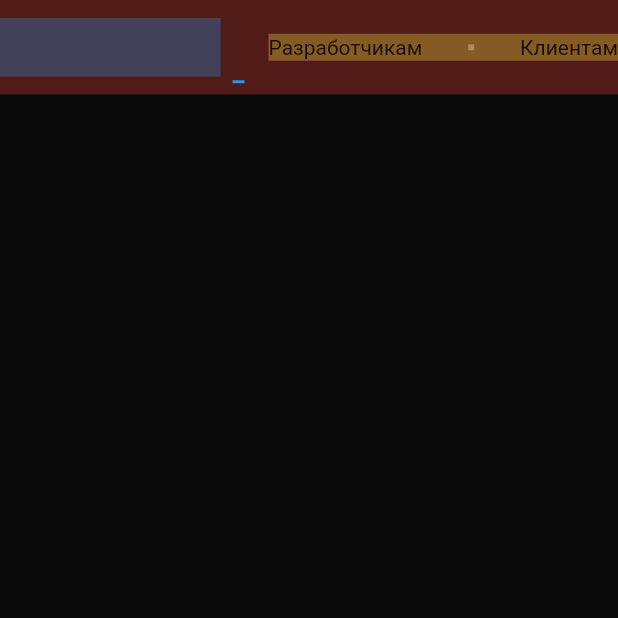
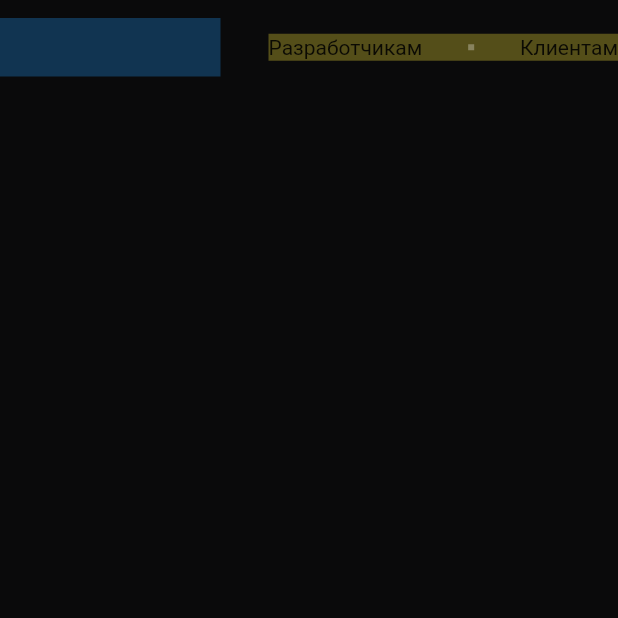
Before and after one commit to fedosovmu/landing, a Flutter app: the screen it shows after launch, on a phone screen of 412 x 824 dp, the top half of it. Run offline on Flutter 3.47's test engine with Material 2 defaults, Android fonts, the phone set to English and light mode, and no system bars.

Commit message:
Рефакторинг. Вынес цвета в тему

```diff
--- a/lib/src/app.dart
+++ b/lib/src/app.dart
@@ -8,11 +8,23 @@ class App extends StatelessWidget {
   Widget build(BuildContext context) {
     return MaterialApp(
       title: 'Flutter Demo',
-      theme: ThemeData(
-        primarySwatch: Colors.blue,
-      ),
+      theme: _appTheme,
       debugShowCheckedModeBanner: false,
       home: HomePage(),
     );
   }
 }
+
+final _appTheme = ThemeData(
+    primarySwatch: Colors.blue,
+    splashColor: Colors.transparent,
+    highlightColor: Colors.transparent,
+    scaffoldBackgroundColor: const Color(0xFF0A0A0B), // background color
+    tabBarTheme: const TabBarTheme(
+      indicator: BoxDecoration(
+          color: Colors.transparent
+      ),
+      unselectedLabelColor: Colors.white,
+      labelColor: Color(0xFF78FF86), // accent green color
+    )
+);
--- a/lib/src/views/home_page.dart
+++ b/lib/src/views/home_page.dart
@@ -8,7 +8,6 @@ class HomePage extends StatelessWidget {
       initialIndex: 1,
       length: 4,
       child: Scaffold(
-        backgroundColor: Color(0xFF0A0A0B),
         body: ListView(
           children: [
             NavigationSection()
--- a/lib/src/views/navigation_section/navigation_section.dart
+++ b/lib/src/views/navigation_section/navigation_section.dart
@@ -7,7 +7,7 @@ class NavigationSection extends StatelessWidget {
   @override
   Widget build(BuildContext context) {
     return Container(
-      color: Colors.red.withOpacity(0.3),
+      //color: Colors.red.withOpacity(0.3),
       height: 45 + 18,
       child: Row(
         children: [
```
